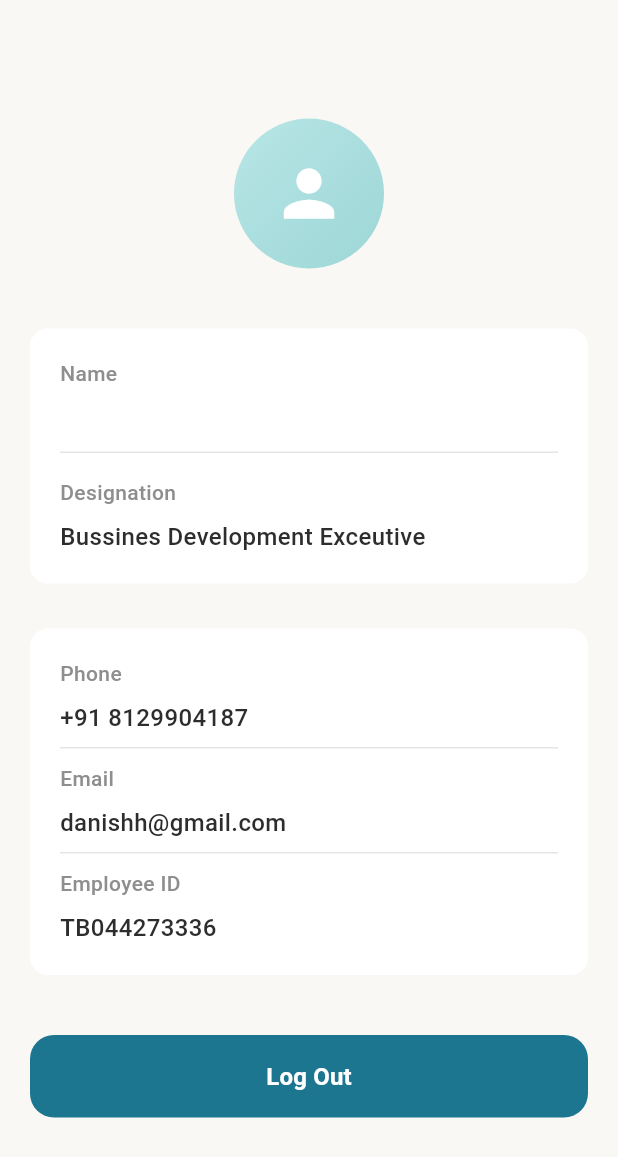
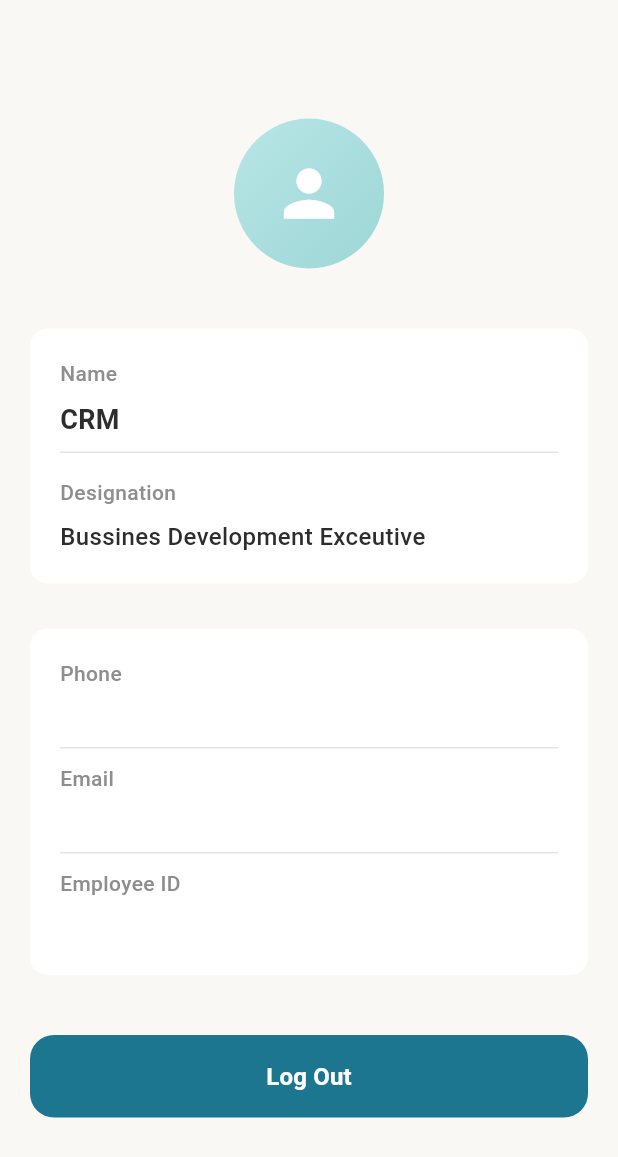
Before and after one commit to teambackoffice/tbo_app, a Flutter app: the CRMProfilePage screen opened directly, on a phone screen of 412 x 824 dp. Shown: the top 1157 px of the screen. Run offline on Flutter 3.47's test engine with Material 3 defaults, Android fonts, the phone set to English and light mode, and no system bars; our stand-ins replace fl_chart, flutter_secure_storage; accounts and stored records are empty; network calls fail.

Commit message:
CRM USER DETAILS

```diff
--- a/lib/view/crm/profile/crm_profile.dart
+++ b/lib/view/crm/profile/crm_profile.dart
@@ -15,6 +15,30 @@ class CRMProfilePage extends StatefulWidget {
 class _CRMProfilePageState extends State<CRMProfilePage> {
   final LoginService _loginService = LoginService();
   String? fullName;
+
+  final _storage = const FlutterSecureStorage();
+  String? _fullName;
+  String? designation;
+  String? _imageUrl;
+  String? _employeeId;
+  String? _email;
+  String? _phone;
+  Future<void> _userdetails() async {
+    final name = await _storage.read(key: 'employee_full_name');
+    final designationValue = await _storage.read(key: 'designation');
+    final imageUrl = await _storage.read(key: 'image');
+    final employeeId = await _storage.read(key: 'employee_original_id');
+    final email = await _storage.read(key: 'email');
+    final phone = await _storage.read(key: 'mobileNo');
+    setState(() {
+      _fullName = name;
+      designation = designationValue;
+      _imageUrl = imageUrl;
+      _employeeId = employeeId;
+      _email = email;
+      _phone = phone;
+    });
+  }
 
   @override
   void initState() {
@@ -56,7 +80,7 @@ class _CRMProfilePageState extends State<CRMProfilePage> {
                   ),
                   child: ClipOval(
                     child: Image.network(
-                      'https://cdn.prod.website-files.com/5fbb9b89508062592a9731b1/6448c1ce35d6ffe59e4d6f46_GettyImages-1399565382.jpg',
+                      _imageUrl ?? '',
                       fit: BoxFit.cover,
                       errorBuilder: (context, error, stackTrace) {
                         return const Icon(
@@ -92,7 +116,7 @@ class _CRMProfilePageState extends State<CRMProfilePage> {
                       ),
                       const SizedBox(height: 8),
                       Text(
-                        "$fullName",
+                        _fullName ?? 'CRM',
                         style: const TextStyle(
                           fontSize: 18,
                           fontWeight: FontWeight.w600,
@@ -149,8 +173,8 @@ class _CRMProfilePageState extends State<CRMProfilePage> {
                         ),
                       ),
                       const SizedBox(height: 8),
-                      const Text(
-                        "+91 8129904187",
+                      Text(
+                        _phone ?? '',
                         style: TextStyle(
                           fontSize: 16,
                           fontWeight: FontWeight.w500,
@@ -173,8 +197,8 @@ class _CRMProfilePageState extends State<CRMProfilePage> {
                         ),
                       ),
                       const SizedBox(height: 8),
-                      const Text(
-                        "danishh@gmail.com",
+                      Text(
+                        _email ?? '',
                         style: TextStyle(
                           fontSize: 16,
                           fontWeight: FontWeight.w500,
@@ -197,8 +221,8 @@ class _CRMProfilePageState extends State<CRMProfilePage> {
                         ),
                       ),
                       const SizedBox(height: 8),
-                      const Text(
-                        "TB044273336",
+                      Text(
+                        _employeeId ?? '',
                         style: TextStyle(
                           fontSize: 16,
                           fontWeight: FontWeight.w500,
```
Also changed, not shown: lib/view/admin/dashboard/dashboard.dart (+9 -6 lines), lib/view/crm/dashboard/crm_dashboard.dart (+28 -6 lines).
